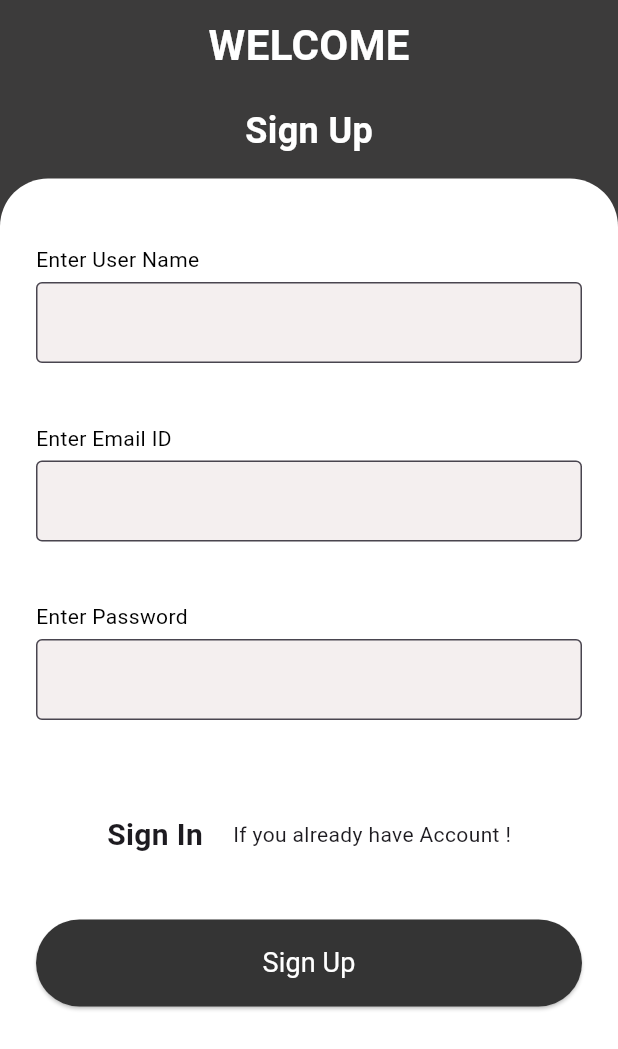
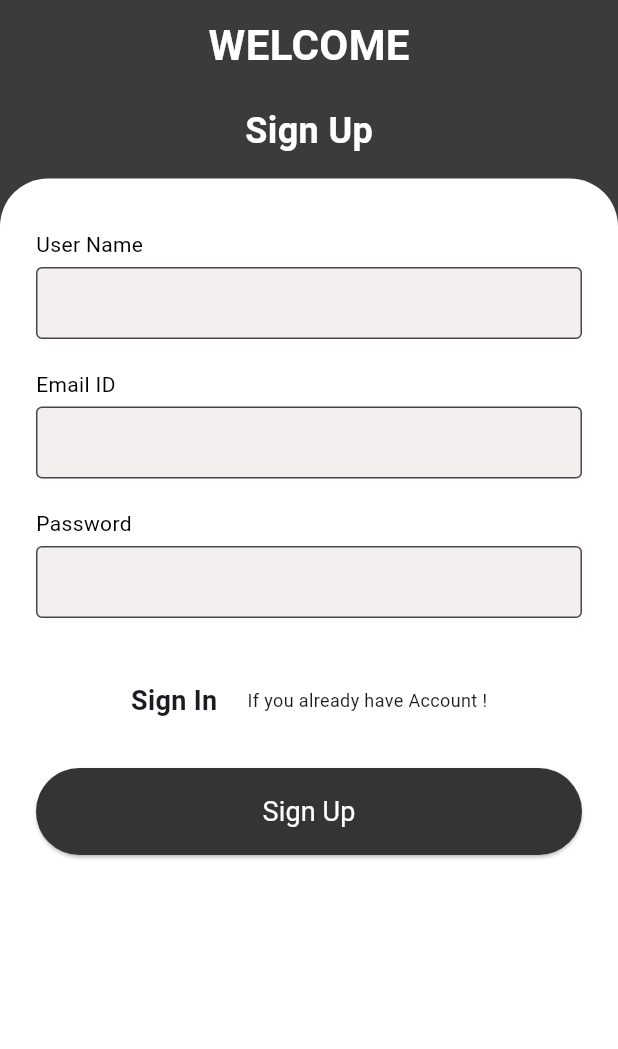
Before and after one commit to Rahul-Sharma-Github/Bike-Service-App, a Flutter app: the screen it shows after launch, on a phone screen of 412 x 824 dp. Shown: the top 1049 px of the screen. Run offline on Flutter 3.47's test engine with Material 3 defaults, Android fonts, the phone set to English and light mode, and no system bars; our stand-ins replace cloud_firestore, device_preview, firebase_auth, firebase_core, get; accounts and stored records are empty.

Commit message:
reduced Vertical padding of 3 containers | changed the label text of 3 TextFields | changed vertical padding from 15 to 0 & added horizontal padding for all 3 TextFields | minor changed to fontsize, SizedBox height etc. |

```diff
--- a/lib/app/features/authentication/presentation/pages/signup_page/signup_page.dart
+++ b/lib/app/features/authentication/presentation/pages/signup_page/signup_page.dart
@@ -55,14 +55,14 @@ class SignUpPage extends StatelessWidget {
                         children: [
                           // Name
                           Container(
-                            padding: const EdgeInsets.symmetric(vertical: 20.0),
+                            padding: const EdgeInsets.symmetric(vertical: 10.0),
                             child: Column(
                               crossAxisAlignment: CrossAxisAlignment.stretch,
                               mainAxisSize: MainAxisSize.min,
                               children: [
                                 const Row(
                                   children: [
-                                    Text('Enter User Name',
+                                    Text('User Name',
                                         style: AppTextStyleTheme
                                             .textFormFieldLabelText),
                                   ],
@@ -75,8 +75,8 @@ class SignUpPage extends StatelessWidget {
                                       signUpController.nameController.value,
                                   keyboardType: TextInputType.name,
                                   decoration: const InputDecoration(
-                                    contentPadding:
-                                        EdgeInsets.symmetric(vertical: 15),
+                                    contentPadding: EdgeInsets.symmetric(
+                                        vertical: 0, horizontal: 5),
                                     filled: true,
                                     fillColor: AppColors.inputTextBoxInnerColor,
                                     border: OutlineInputBorder(),
@@ -94,14 +94,14 @@ class SignUpPage extends StatelessWidget {
                           ),
                           // Email
                           Container(
-                            padding: const EdgeInsets.symmetric(vertical: 20.0),
+                            padding: const EdgeInsets.symmetric(vertical: 10.0),
                             child: Column(
                               crossAxisAlignment: CrossAxisAlignment.stretch,
                               mainAxisSize: MainAxisSize.min,
                               children: [
                                 const Row(
                                   children: [
-                                    Text('Enter Email ID',
+                                    Text('Email ID',
                                         style: AppTextStyleTheme
                                             .textFormFieldLabelText),
                                   ],
@@ -114,8 +114,8 @@ class SignUpPage extends StatelessWidget {
                                       signUpController.emailController.value,
                                   keyboardType: TextInputType.emailAddress,
                                   decoration: const InputDecoration(
-                                    contentPadding:
-                                        EdgeInsets.symmetric(vertical: 15),
+                                    contentPadding: EdgeInsets.symmetric(
+                                        vertical: 0, horizontal: 5),
                                     filled: true,
                                     fillColor: AppColors.inputTextBoxInnerColor,
                                     border: OutlineInputBorder(),
@@ -134,14 +134,14 @@ class SignUpPage extends StatelessWidget {
                           ),
                           // Password
                           Container(
-                            padding: const EdgeInsets.symmetric(vertical: 20.0),
+                            padding: const EdgeInsets.symmetric(vertical: 10.0),
                             child: Column(
                               crossAxisAlignment: CrossAxisAlignment.stretch,
                               mainAxisSize: MainAxisSize.min,
                               children: [
                                 const Row(
                                   children: [
-                                    Text('Enter Password',
+                                    Text('Password',
                                         style: AppTextStyleTheme
                                             .textFormFieldLabelText),
                                   ],
@@ -154,8 +154,8 @@ class SignUpPage extends StatelessWidget {
                                       signUpController.passwordController.value,
                                   keyboardType: TextInputType.visiblePassword,
                                   decoration: const InputDecoration(
-                                    contentPadding:
-                                        EdgeInsets.symmetric(vertical: 15),
+                                    contentPadding: EdgeInsets.symmetric(
+                                        vertical: 0, horizontal: 5),
                                     filled: true,
                                     fillColor: AppColors.inputTextBoxInnerColor,
                                     border: OutlineInputBorder(),
@@ -174,7 +174,7 @@ class SignUpPage extends StatelessWidget {
                             ),
                           ),
                           const SizedBox(
-                            height: 30,
+                            height: 20,
                           ),
                           // Sign In Page Link
                           Padding(
@@ -189,7 +189,7 @@ class SignUpPage extends StatelessWidget {
                                   child: const Text(
                                     'Sign In',
                                     style: TextStyle(
-                                      fontSize: 20,
+                                      fontSize: 18,
                                       fontWeight: FontWeight.bold,
                                     ),
                                   ),
@@ -199,13 +199,13 @@ class SignUpPage extends StatelessWidget {
                                 ),
                                 const Text(
                                   'If you already have Account !',
-                                  style: TextStyle(fontSize: 14),
+                                  style: TextStyle(fontSize: 12),
                                 ),
                               ],
                             ),
                           ),
                           const SizedBox(
-                            height: 30,
+                            height: 20,
                           ),
                           // Sign Up Button
                           ElevatedButton(
```
